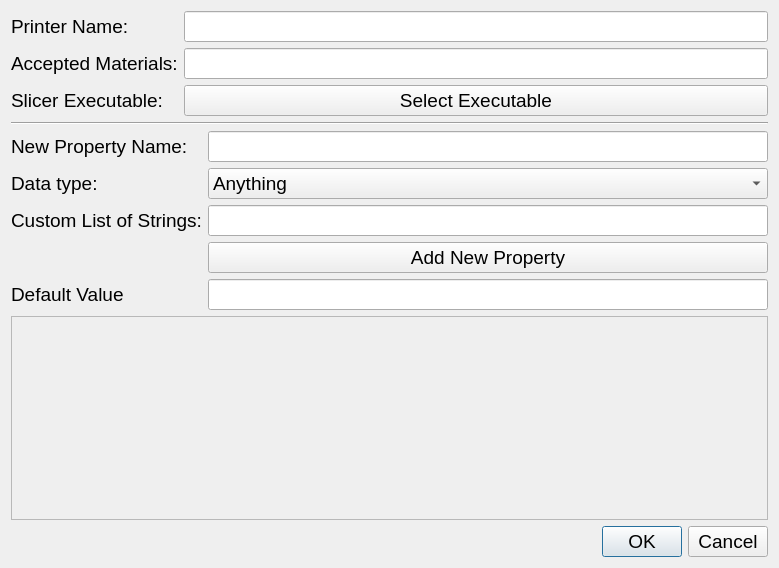
Qt form creator_administrator/printer/ui/add_printer_dialog.ui (GijsGroote/creator_administrator) before a commit.
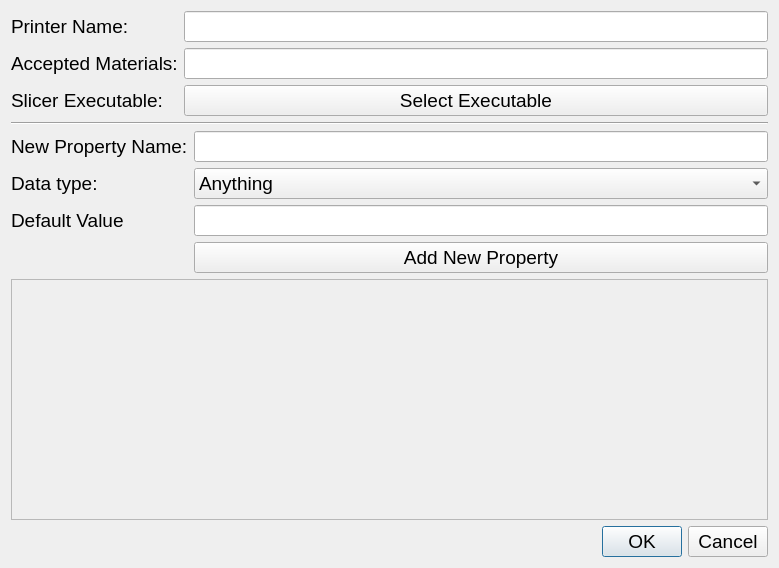
The same form after that commit. Icons and pictures are not drawn. Custom widgets are drawn as their Qt base class.

Diff of the .ui file:
```diff
--- a/creator_administrator/printer/ui/add_printer_dialog.ui
+++ b/creator_administrator/printer/ui/add_printer_dialog.ui
@@ -17,7 +17,7 @@
    <iconset>
     <normaloff>../../../../../../../../../../../../../../../../../figures/logo.ico</normaloff>../../../../../../../../../../../../../../../../../figures/logo.ico</iconset>
   </property>
-  <layout class="QHBoxLayout" name="horizontalLayout">
+  <layout class="QVBoxLayout" name="verticalLayout_2">
    <item>
     <layout class="QVBoxLayout" name="verticalLayout">
      <item>
@@ -209,7 +209,7 @@
         </widget>
        </item>
        <item row="2" column="0">
-        <widget class="QLabel" name="customListLabel">
+        <widget class="QLabel" name="label_5">
          <property name="font">
           <font>
            <pointsize>14</pointsize>
@@ -219,15 +219,12 @@
           <string>&lt;html&gt;&lt;head/&gt;&lt;body&gt;&lt;p&gt;Seperate by comma's&lt;/p&gt;&lt;p&gt;&lt;br/&gt;&lt;/p&gt;&lt;p&gt;Example: &lt;/p&gt;&lt;p&gt;&lt;br/&gt;&lt;/p&gt;&lt;p&gt;wood, oil, stove, green&lt;/p&gt;&lt;/body&gt;&lt;/html&gt;</string>
          </property>
          <property name="text">
-          <string>Custom List of Strings:</string>
-         </property>
-         <property name="buddy">
-          <cstring>customListLineEdit</cstring>
+          <string>Default Value</string>
          </property>
         </widget>
        </item>
        <item row="2" column="1">
-        <widget class="QLineEdit" name="customListLineEdit">
+        <widget class="QLineEdit" name="propertyDefaultValueLineEdit">
          <property name="font">
           <font>
            <pointsize>14</pointsize>
@@ -260,27 +257,6 @@
          </property>
         </widget>
        </item>
-       <item row="4" column="1">
-        <widget class="QLineEdit" name="propertyDefaultValueLineEdit">
-         <property name="font">
-          <font>
-           <pointsize>14</pointsize>
-          </font>
-         </property>
-        </widget>
-       </item>
-       <item row="4" column="0">
-        <widget class="QLabel" name="label_5">
-         <property name="font">
-          <font>
-           <pointsize>14</pointsize>
-          </font>
-         </property>
-         <property name="text">
-          <string>Default Value</string>
-         </property>
-        </widget>
-       </item>
       </layout>
      </item>
      <item>
@@ -299,7 +275,7 @@
           <x>0</x>
           <y>0</y>
           <width>757</width>
-          <height>191</height>
+          <height>229</height>
          </rect>
         </property>
        </widget>
```
Left out of the diff: 9 changed lines with no effect on the pictures.
